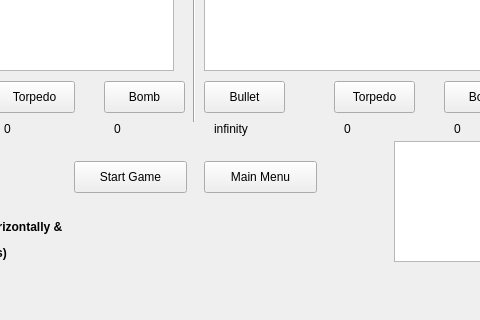
Before: the Qt Designer form finalproject/mainwindow.ui in Oceanestars/BattleshipQt, drawn with Qt 5; both pictures show x 256 to 736 and y 299 to 619 of the 901 by 619 pixel window.
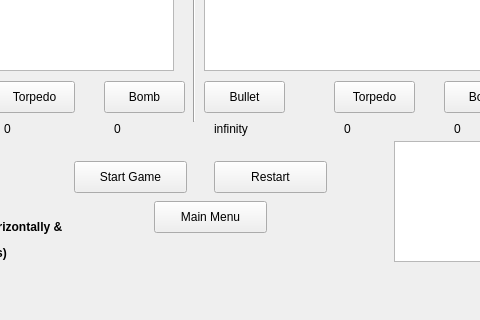
After: the same form once the commit is applied.

Patch:
```diff
--- a/finalproject/mainwindow.ui
+++ b/finalproject/mainwindow.ui
@@ -291,8 +291,8 @@
    <widget class="QPushButton" name="main_menu">
     <property name="geometry">
      <rect>
-      <x>460</x>
-      <y>460</y>
+      <x>410</x>
+      <y>500</y>
       <width>113</width>
       <height>32</height>
      </rect>
@@ -431,6 +431,19 @@
      </rect>
     </property>
    </widget>
+   <widget class="QPushButton" name="restart_game">
+    <property name="geometry">
+     <rect>
+      <x>470</x>
+      <y>460</y>
+      <width>113</width>
+      <height>32</height>
+     </rect>
+    </property>
+    <property name="text">
+     <string>Restart</string>
+    </property>
+   </widget>
   </widget>
   <widget class="QMenuBar" name="menubar">
    <property name="geometry">
```
